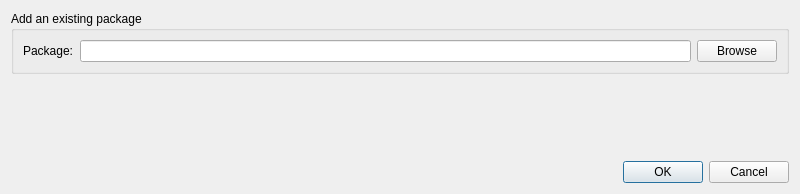
The window that AddPackageDialog.ui (wuweidong0107/Board-Manager) describes before a commit, drawn with Qt 5.
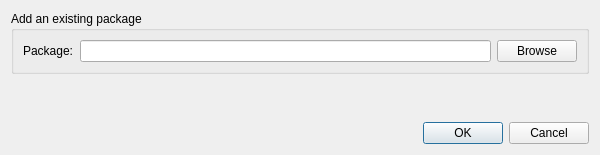
The same window after the commit.

Commit message: Board: Add select ui

The edit to the form file:
```diff
--- a/AddPackageDialog.ui
+++ b/AddPackageDialog.ui
@@ -6,13 +6,13 @@
    <rect>
     <x>0</x>
     <y>0</y>
-    <width>800</width>
-    <height>194</height>
+    <width>600</width>
+    <height>155</height>
    </rect>
   </property>
   <property name="minimumSize">
    <size>
-    <width>800</width>
+    <width>600</width>
     <height>0</height>
    </size>
   </property>
```
The commit also changes 6 other files.
